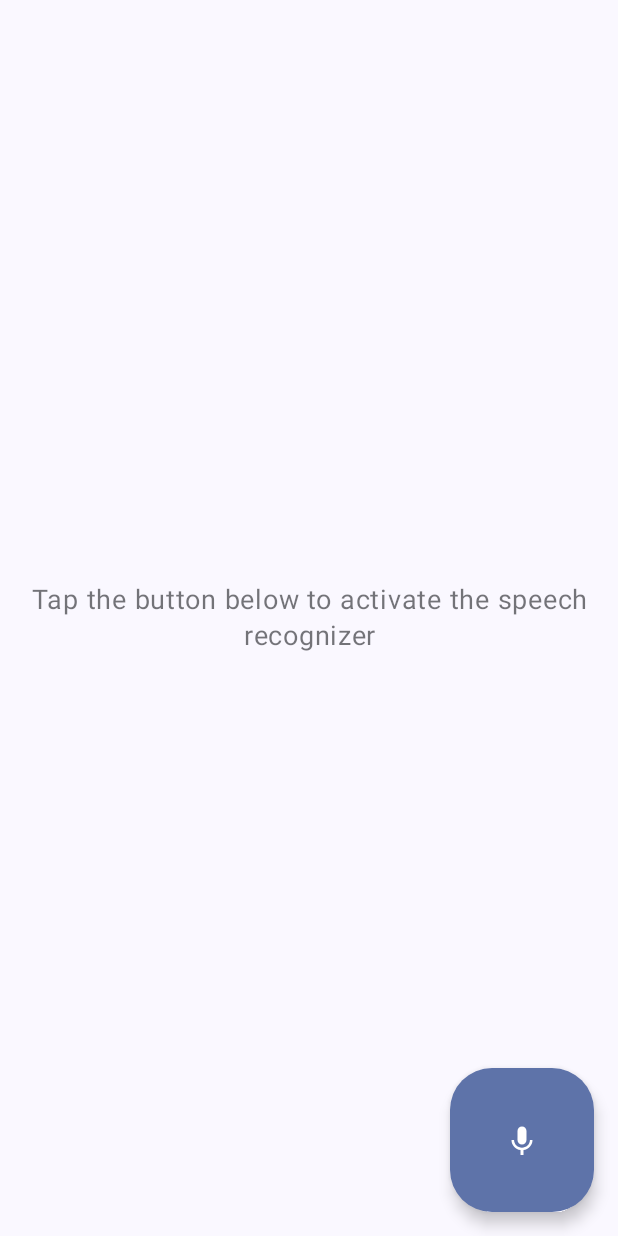
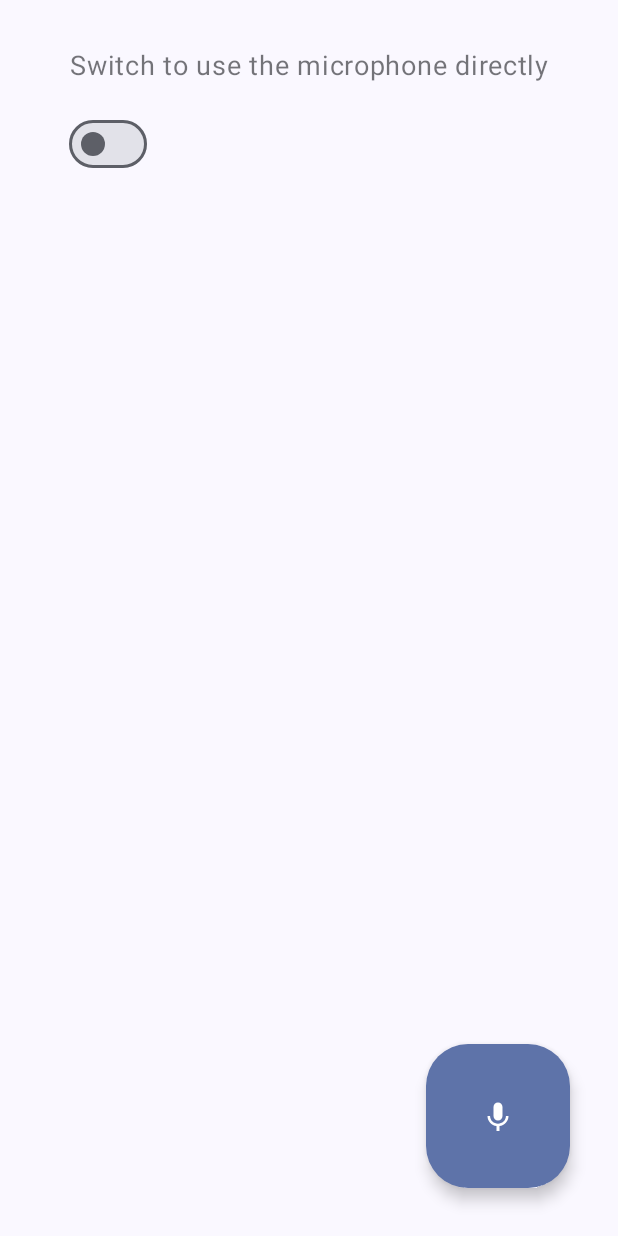
Before and after one commit to ManchiGitHub/SpeechToTextExample, an Android app built with Jetpack Compose: the screen it shows after launch (MainActivity), on a phone screen of 412 x 824 dp. Run offline under Robolectric (Android 15) with nearby library versions, the phone set to English and light mode, and no system bars.

Commit message:
feature:archive

```diff
--- a/app/src/main/AndroidManifest.xml
+++ b/app/src/main/AndroidManifest.xml
@@ -9,7 +9,7 @@
         android:icon="@mipmap/ic_launcher"
         android:label="@string/app_name"
         android:roundIcon="@mipmap/ic_launcher_round"
-        android:supportsRtl="true"
+        android:supportsRtl="false"
         android:theme="@style/Theme.MyApplication"
         tools:targetApi="31">
         <activity
--- a/app/src/main/java/com/example/myapplication/components/InstructionsText.kt
+++ b/app/src/main/java/com/example/myapplication/components/InstructionsText.kt
@@ -24,11 +24,10 @@ fun PreviewSpeechToTextScreen() {
 @Composable
 fun InstructionsText(
     modifier: Modifier = Modifier,
-    input: String = "",
-    fallbackText: String = ""
+    text: String = "",
 ) {
     Text(
-        text = input.ifEmpty { fallbackText },
+        text = text,
         textAlign = TextAlign.Center,
         fontSize = 18.sp,
         modifier = modifier.alpha(0.6f)
--- a/app/src/main/java/com/example/myapplication/home/HomeLayout.kt
+++ b/app/src/main/java/com/example/myapplication/home/HomeLayout.kt
@@ -1,9 +1,11 @@
 package com.example.myapplication.home
 
+import android.widget.Space
 import androidx.compose.foundation.background
 import androidx.compose.foundation.layout.Box
+import androidx.compose.foundation.layout.Column
+import androidx.compose.foundation.layout.Spacer
 import androidx.compose.foundation.layout.fillMaxSize
-import androidx.compose.foundation.layout.fillMaxWidth
 import androidx.compose.foundation.layout.padding
 import androidx.compose.material.icons.Icons
 import androidx.compose.material.icons.filled.KeyboardVoice
@@ -11,15 +13,20 @@ import androidx.compose.material3.Icon
 import androidx.compose.material3.LargeFloatingActionButton
 import androidx.compose.material3.MaterialTheme
 import androidx.compose.material3.SnackbarHostState
+import androidx.compose.material3.Switch
 import androidx.compose.runtime.Composable
 import androidx.compose.runtime.LaunchedEffect
+import androidx.compose.runtime.getValue
 import androidx.compose.runtime.mutableStateOf
 import androidx.compose.runtime.remember
+import androidx.compose.runtime.setValue
 import androidx.compose.runtime.snapshotFlow
 import androidx.compose.ui.Alignment
 import androidx.compose.ui.Modifier
+import androidx.compose.ui.res.stringResource
 import androidx.compose.ui.tooling.preview.Preview
-import androidx.navigation.compose.rememberNavController
+import androidx.compose.ui.unit.dp
+import com.example.myapplication.R
 import com.example.myapplication.common.ScaffoldWithSnackbar
 import com.example.myapplication.components.InstructionsText
 import kotlinx.coroutines.flow.filter
@@ -30,7 +37,9 @@ import theme.MyApplicationTheme
 fun PreviewHomeLayout() {
     MyApplicationTheme {
         HomeLayout(
-            modifier = Modifier.background(MaterialTheme.colorScheme.background)
+            modifier = Modifier
+                .background(MaterialTheme.colorScheme.background)
+                .padding(16.dp)
         )
     }
 }
@@ -41,16 +50,17 @@ fun HomeLayout(
     snackbarHostState: SnackbarHostState = remember { SnackbarHostState() },
     speechToText: SpeechToText = SpeechToText()
 ) {
-    val speechTextResult = remember { mutableStateOf("") }
-    val speechSnapshot = snapshotFlow { speechTextResult.value }
+    var speechTextResult by remember { mutableStateOf("") }
+    val speechSnapshot = snapshotFlow { speechTextResult }
     val speechLauncher = speechToText.rememberSpeechIntentLauncher {
-        speechTextResult.value = it
+        speechTextResult = it
     }
+    var isRecordCheck by remember { mutableStateOf(false) }
 
     LaunchedEffect(Unit) {
         speechSnapshot
             .filter { it.isNotEmpty() }
-            .collect { snackbarHostState.showSnackbar(speechTextResult.value) }
+            .collect { snackbarHostState.showSnackbar(speechTextResult) }
     }
 
     ScaffoldWithSnackbar(
@@ -64,7 +74,7 @@ fun HomeLayout(
             ) {
                 Icon(
                     imageVector = Icons.Filled.KeyboardVoice,
-                    contentDescription = "Speech to Text action button"
+                    contentDescription = stringResource(R.string.speech_to_text_action_button)
                 )
             }
         }
@@ -74,12 +84,23 @@ fun HomeLayout(
                 .fillMaxSize()
                 .padding(innerPadding),
         ) {
-            InstructionsText(
+            Column(
+                horizontalAlignment = Alignment.Start,
                 modifier = modifier
-                    .align(Alignment.Center)
-                    .fillMaxWidth(),
-                fallbackText = "Tap the button below to activate the speech recognizer"
-            )
+                    .align(Alignment.TopCenter)
+            ) {
+                InstructionsText(
+                    text = stringResource(R.string.switch_to_use_the_microphone_directly)
+                )
+                Spacer(modifier = Modifier.padding(top = 16.dp))
+                Switch(
+                    checked = isRecordCheck,
+                    onCheckedChange = {
+                        isRecordCheck = it
+                    }
+                )
+            }
+
         }
     }
 }
--- a/app/src/main/java/com/example/myapplication/home/HomeScreen.kt
+++ b/app/src/main/java/com/example/myapplication/home/HomeScreen.kt
@@ -19,7 +19,7 @@ fun PreviewHomeScreen() {
         HomeScreen(
             modifier = Modifier
                 .background(MaterialTheme.colorScheme.background)
-                .padding(16.dp),
+            ,
             navController = navController
         )
     }
@@ -31,6 +31,6 @@ fun HomeScreen(
     navController: NavController,
 ) {
     HomeLayout(
-        modifier = modifier,
+        modifier = modifier.padding(16.dp),
     )
 }
--- a/app/src/main/res/values/strings.xml
+++ b/app/src/main/res/values/strings.xml
@@ -1,3 +1,5 @@
 <resources>
     <string name="app_name">My Application</string>
+    <string name="speech_to_text_action_button">Speech to Text action button</string>
+    <string name="switch_to_use_the_microphone_directly">Switch to use the microphone directly</string>
 </resources>
```
